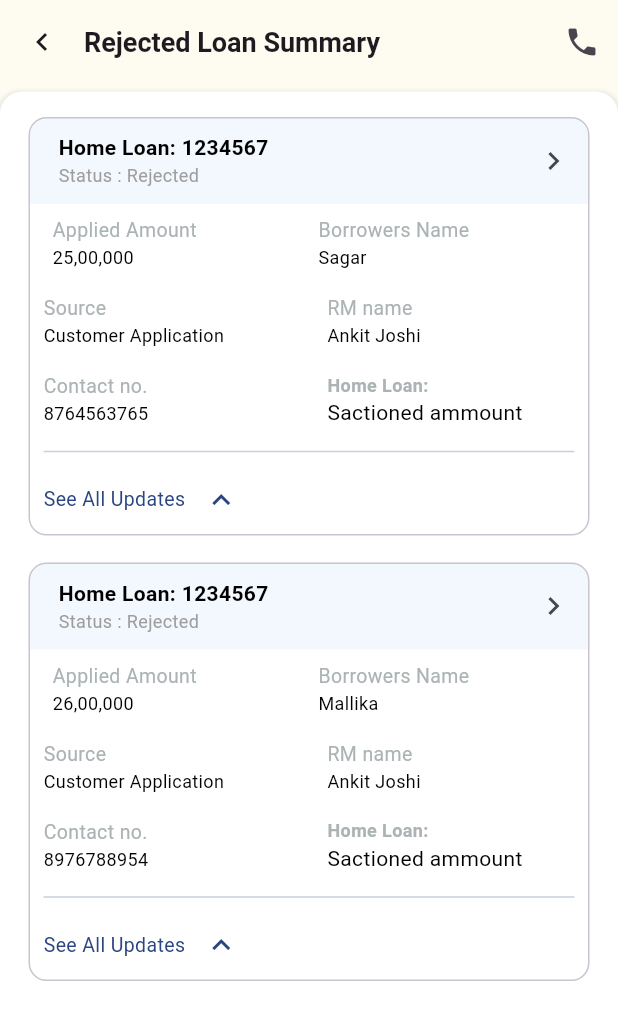
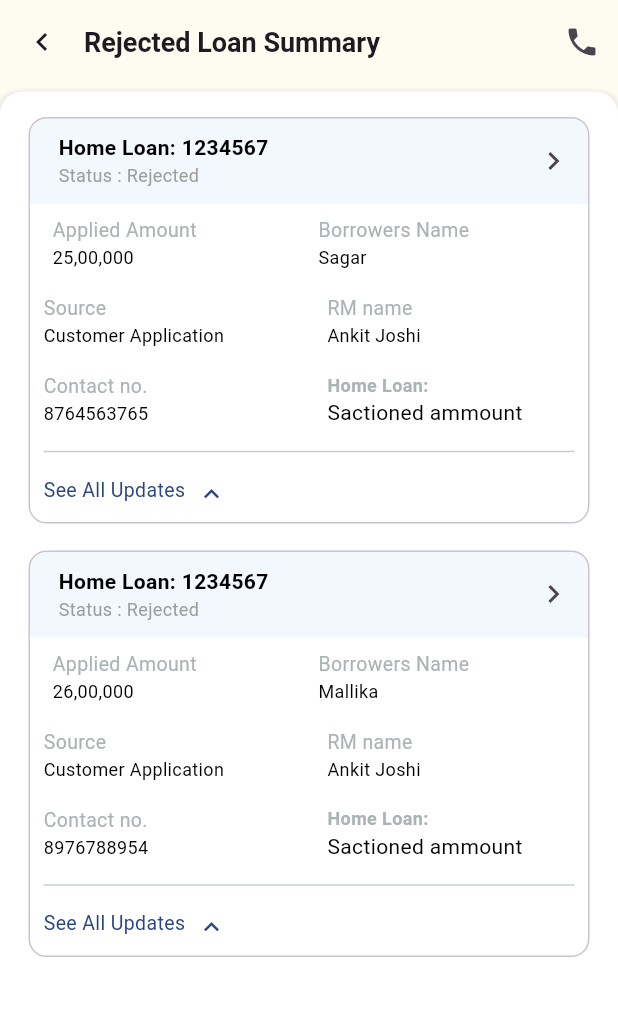
Before and after one commit to mallikaroy14/flutter-application, a Flutter app: the RejectedLoanSummaryScreen screen opened by its route, on a phone screen of 412 x 824 dp. Shown: the top 1020 px of the screen. Run offline on Flutter 3.47's test engine with Material 3 defaults, Android fonts, the light colour scheme and no system bars; our stand-ins replace flutter_screenutil, geocoding, geolocator, get, image_picker and 3 more; missing offline and left inert: dart:ffi; accounts and stored records are empty.

Commit message:
fixed UI of rejected loan summary

```diff
--- a/lib/screens/rejected_loan_summary/view/rejected_loan_summary_screen.dart
+++ b/lib/screens/rejected_loan_summary/view/rejected_loan_summary_screen.dart
@@ -143,7 +143,7 @@ class RejectedLoanSummaryScreen extends GetView<RejectedLoanSummaryController> {
   }
 
   Padding expandedWidget(rejectedDetails, index, context) {
-    final _screen =  MediaQuery.of(context).size;
+    final _screen = MediaQuery.of(context).size;
 
     return Padding(
       padding: const EdgeInsets.symmetric(horizontal: 10),
@@ -206,7 +206,7 @@ class RejectedLoanSummaryScreen extends GetView<RejectedLoanSummaryController> {
               ],
             ),
           ),
-           Padding(
+          Padding(
             padding: EdgeInsets.symmetric(vertical: 8),
             child: Row(
               mainAxisAlignment: MainAxisAlignment.spaceBetween,
@@ -261,7 +261,7 @@ class RejectedLoanSummaryScreen extends GetView<RejectedLoanSummaryController> {
               ],
             ),
           ),
-           Padding(
+          Padding(
             padding: EdgeInsets.symmetric(vertical: 8),
             child: Row(
               mainAxisAlignment: MainAxisAlignment.spaceBetween,
@@ -321,15 +321,26 @@ class RejectedLoanSummaryScreen extends GetView<RejectedLoanSummaryController> {
             onTap: () {
               controller.isExpanded.value = !controller.isExpanded.value;
             },
-            child: Row(
-              children: [
-                const Text("See All Updates",
+            child:
+          Row(
+            mainAxisAlignment: MainAxisAlignment.start,
+            crossAxisAlignment: CrossAxisAlignment.center,
+            children: <Widget>[
+              const Padding(
+                padding: EdgeInsets.only(bottom: 5.0),
+                child: Text("See All Updates",
                     style: TextStyle(
                         fontSize: 13,
                         color: AppColors.primaryColor,
                         fontWeight: FontWeight.normal)),
-                IconButton(
+              ),
+              Container(
+                padding: const EdgeInsets.all(0.0),
+                width: 35,
+                height: 40,
+                child: IconButton(
                   padding: EdgeInsets.zero,
+                  iconSize: 20,
                   onPressed: () {
                     controller.isExpanded.value = !controller.isExpanded.value;
                   },
@@ -339,9 +350,10 @@ class RejectedLoanSummaryScreen extends GetView<RejectedLoanSummaryController> {
                         : Icons.expand_less,
                     color: AppColors.primaryColor,
                   ),
-                )
-              ],
-            ),
+                ),
+              )
+            ],
+          ),
           ),
           if (controller.isExpanded.value) expandableWidgetSeeAllUpdates()
         ],
```
